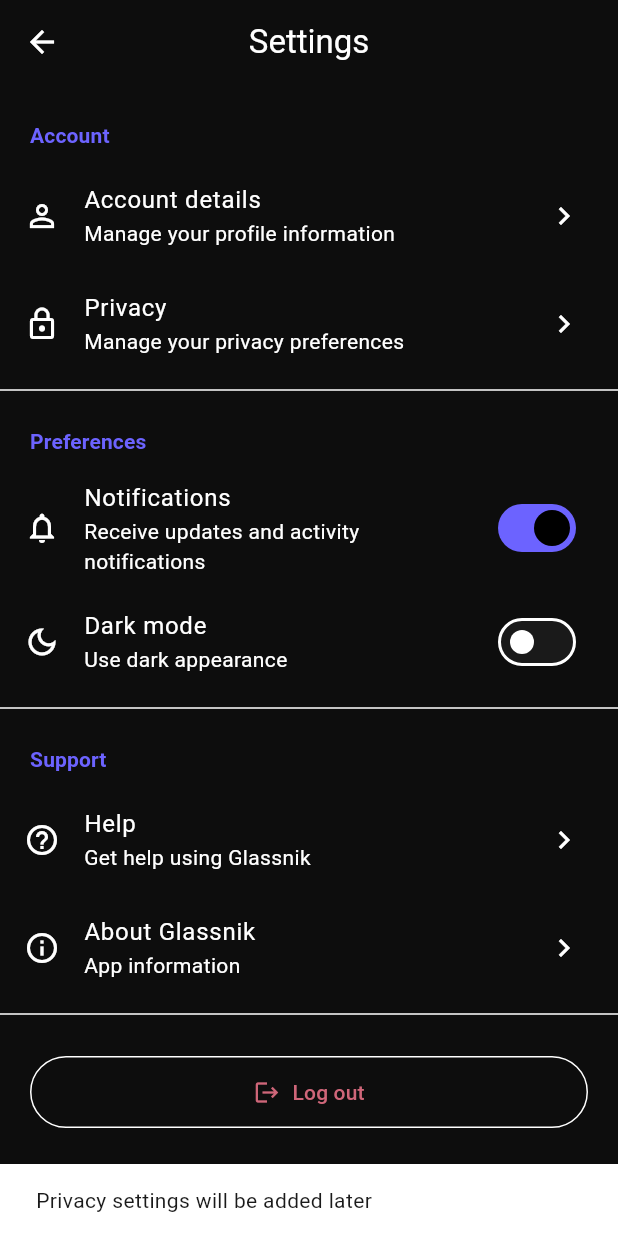
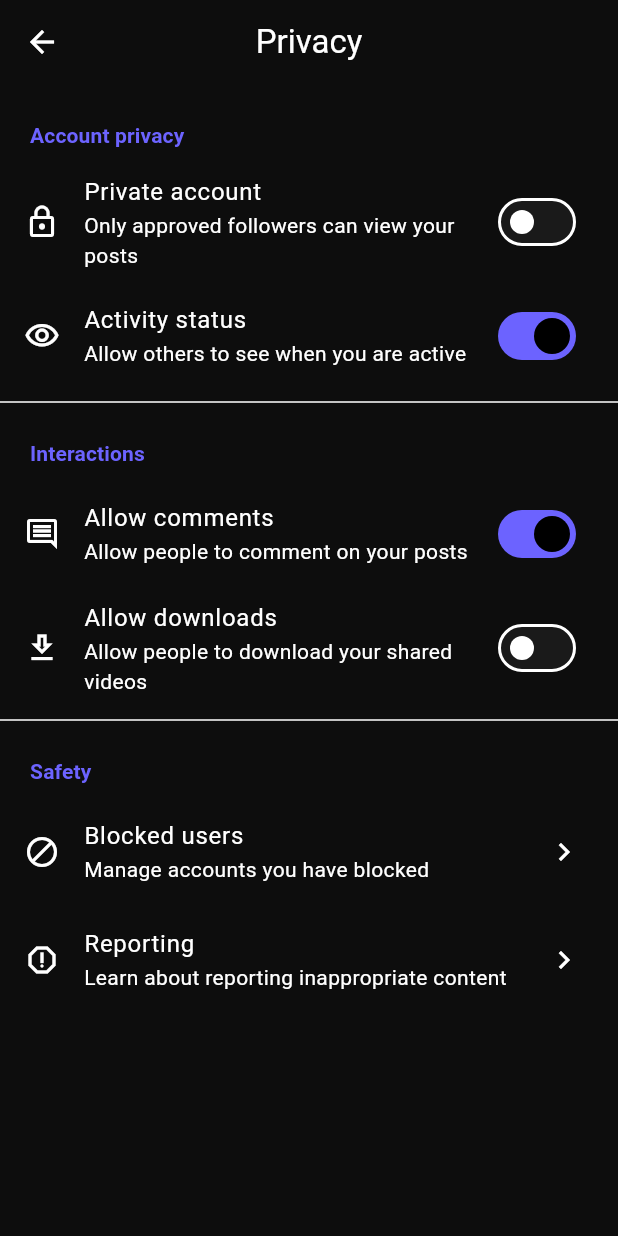
Before and after one commit to jigdrel/glassnik, a Flutter app: the SettingsScreen screen opened directly, after a tap on "Privacy", on a phone screen of 412 x 824 dp. Run offline on Flutter 3.47's test engine with Material 3 defaults, Android fonts, the phone set to English and light mode, and no system bars; our stand-ins replace image_picker, video_player.

Commit message:
GS-014 add privacy settings screen

```diff
--- /dev/null
+++ b/lib/screens/privacy_settings_screen.dart
@@ -0,0 +1,135 @@
+import 'package:flutter/material.dart';
+
+class PrivacySettingsScreen extends StatefulWidget {
+  const PrivacySettingsScreen({super.key});
+
+  @override
+  State<PrivacySettingsScreen> createState() => _PrivacySettingsScreenState();
+}
+
+class _PrivacySettingsScreenState extends State<PrivacySettingsScreen> {
+  bool _privateAccount = false;
+  bool _activityStatus = true;
+  bool _allowComments = true;
+  bool _allowDownloads = false;
+
+  void _showMessage(String message) {
+    ScaffoldMessenger.of(
+      context,
+    ).showSnackBar(SnackBar(content: Text(message)));
+  }
+
+  @override
+  Widget build(BuildContext context) {
+    return Scaffold(
+      appBar: AppBar(title: const Text('Privacy')),
+      body: ListView(
+        children: [
+          const SizedBox(height: 8),
+
+          const _SectionTitle(title: 'Account privacy'),
+
+          SwitchListTile(
+            secondary: const Icon(Icons.lock_outline),
+            title: const Text('Private account'),
+            subtitle: const Text('Only approved followers can view your posts'),
+            value: _privateAccount,
+            onChanged: (value) {
+              setState(() {
+                _privateAccount = value;
+              });
+            },
+          ),
+
+          SwitchListTile(
+            secondary: const Icon(Icons.visibility_outlined),
+            title: const Text('Activity status'),
+            subtitle: const Text('Allow others to see when you are active'),
+            value: _activityStatus,
+            onChanged: (value) {
+              setState(() {
+                _activityStatus = value;
+              });
+            },
+          ),
+
+          const Divider(),
+
+          const _SectionTitle(title: 'Interactions'),
+
+          SwitchListTile(
+            secondary: const Icon(Icons.comment_outlined),
+            title: const Text('Allow comments'),
+            subtitle: const Text('Allow people to comment on your posts'),
+            value: _allowComments,
+            onChanged: (value) {
+              setState(() {
+                _allowComments = value;
+              });
+            },
+          ),
+
+          SwitchListTile(
+            secondary: const Icon(Icons.download_outlined),
+            title: const Text('Allow downloads'),
+            subtitle: const Text('Allow people to download your shared videos'),
+            value: _allowDownloads,
+            onChanged: (value) {
+              setState(() {
+                _allowDownloads = value;
+              });
+            },
+          ),
+
+          const Divider(),
+
+          const _SectionTitle(title: 'Safety'),
+
+          ListTile(
+            leading: const Icon(Icons.block_outlined),
+            title: const Text('Blocked users'),
+            subtitle: const Text('Manage accounts you have blocked'),
+            trailing: const Icon(Icons.chevron_right),
+            onTap: () {
+              _showMessage('Blocked users will be connected later');
+            },
+          ),
+
+          ListTile(
+            leading: const Icon(Icons.report_outlined),
+            title: const Text('Reporting'),
+            subtitle: const Text('Learn about reporting inappropriate content'),
+            trailing: const Icon(Icons.chevron_right),
+            onTap: () {
+              _showMessage('Reporting options will be added later');
+            },
+          ),
+
+          const SizedBox(height: 24),
+        ],
+      ),
+    );
+  }
+}
+
+class _SectionTitle extends StatelessWidget {
+  const _SectionTitle({required this.title});
+
+  final String title;
+
+  @override
+  Widget build(BuildContext context) {
+    final theme = Theme.of(context);
+
+    return Padding(
+      padding: const EdgeInsets.fromLTRB(20, 16, 20, 8),
+      child: Text(
+        title,
+        style: theme.textTheme.titleSmall?.copyWith(
+          fontWeight: FontWeight.bold,
+          color: theme.colorScheme.primary,
+        ),
+      ),
+    );
+  }
+}
--- a/lib/screens/settings_screen.dart
+++ b/lib/screens/settings_screen.dart
@@ -1,4 +1,6 @@
 import 'package:flutter/material.dart';
+
+import 'privacy_settings_screen.dart';
 
 class SettingsScreen extends StatefulWidget {
   const SettingsScreen({super.key});
@@ -58,6 +60,13 @@ class _SettingsScreenState extends State<SettingsScreen> {
     );
   }
 
+  void _openPrivacy() {
+    Navigator.push(
+      context,
+      MaterialPageRoute(builder: (context) => const PrivacySettingsScreen()),
+    );
+  }
+
   @override
   Widget build(BuildContext context) {
     final theme = Theme.of(context);
@@ -85,9 +94,7 @@ class _SettingsScreenState extends State<SettingsScreen> {
             title: const Text('Privacy'),
             subtitle: const Text('Manage your privacy preferences'),
             trailing: const Icon(Icons.chevron_right),
-            onTap: () {
-              _showMessage('Privacy settings will be added later');
-            },
+            onTap: _openPrivacy,
           ),
 
           const Divider(),
```
